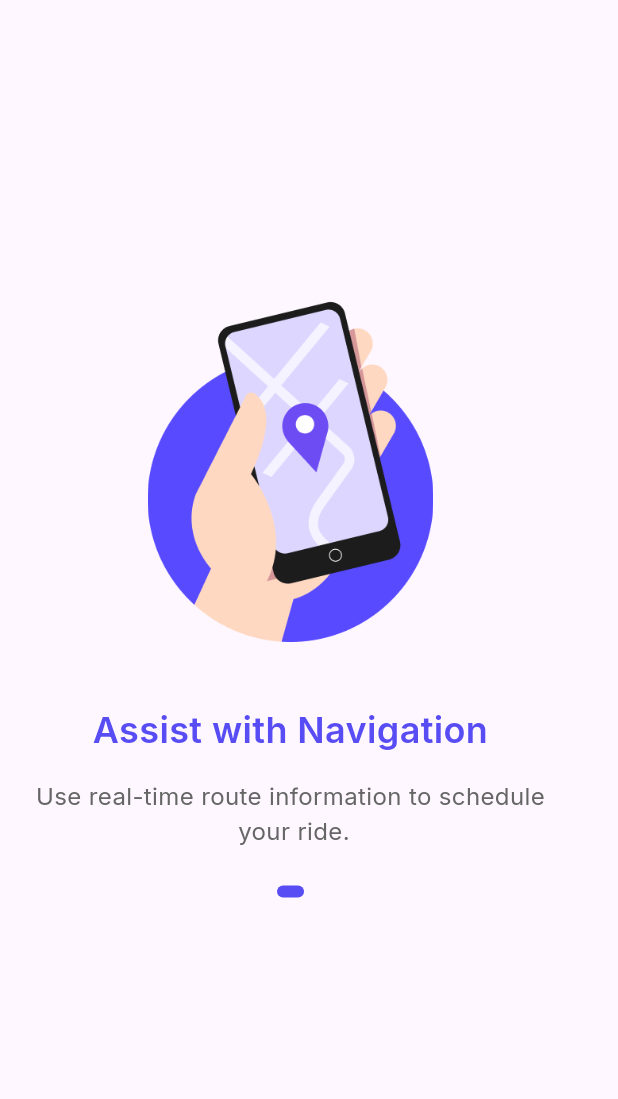
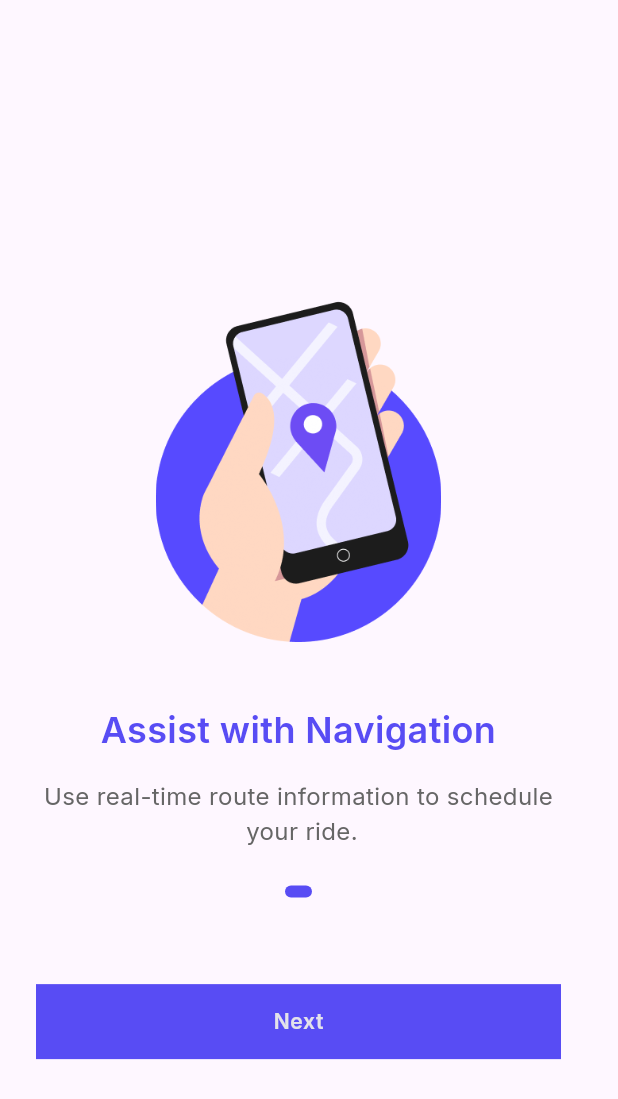
Before and after one commit to sam-in07/bike_ride_share_app, a Flutter app: the screen it shows after launch, on a phone screen of 412 x 824 dp. Shown: the top 1099 px of the screen. Run offline on Flutter 3.47's test engine with Material 3 defaults, Android fonts, the phone set to English and light mode, and no system bars; our stand-ins replace google_fonts.

Commit message:
"nevigator responsive &login "

```diff
--- /dev/null
+++ b/lib/Screen/Login.dart
@@ -0,0 +1,16 @@
+
+import 'package:flutter/material.dart';
+
+class login extends StatefulWidget {
+  const login({super.key});
+
+  @override
+  State<login> createState() => _loginState();
+}
+
+class _loginState extends State<login> {
+  @override
+  Widget build(BuildContext context) {
+    return const Placeholder();
+  }
+}
--- a/lib/Screen/navigator_screen.dart
+++ b/lib/Screen/navigator_screen.dart
@@ -2,7 +2,7 @@
 import 'package:flutter/material.dart';
 import 'package:ride_share_app/data/app_text.dart';
 import 'package:ride_share_app/data/app_text_style.dart';
-
+import 'package:ride_share_app/widgets/primary_button.dart';
 import 'package:flutter/material.dart';
 
 class NaviScreen extends StatelessWidget {
@@ -64,7 +64,26 @@ class NaviScreen extends StatelessWidget {
                         ),
                       ),
                     ) ,
+                    SizedBox(height: size.height * 0.07),
+                    PrimaryButton(
+                      title: "Next",
+                      height: 50,
+                      width: 350,
+                      radius: 0,
+                      color: Color(0xFF584CF4),
 
+                      textStyle: TextStyle(
+                        color: Color(0xFFE4E2EA),
+                        fontSize: 14,
+                        fontFamily: 'Inter',
+                        fontWeight: FontWeight.w600,
+                        height: 1.43,
+                        letterSpacing: 0.47,
+                      ),
+                      onTap:  (){
+
+                      },
+                    ),
                   ],
                 ),
               ),
--- a/lib/data/app_text.dart
+++ b/lib/data/app_text.dart
@@ -3,6 +3,10 @@ class AppText {
   static const String tcnt = "T-CONNECT" ;
   static const String assist = "Assist with Navigation" ;
   static const String para = "Use real-time route information to schedule\n your ride." ;
+  static const String phone = "Enter your phone number" ;
+  static const String country = "Please confirm your country code and enter your phone number." ;
+
+
 
 
 
--- /dev/null
+++ b/lib/widgets/primary_button.dart
@@ -0,0 +1,53 @@
+import 'package:flutter/material.dart';
+
+import '../data/app_text_style.dart';
+import '../data/colors.dart';
+
+class PrimaryButton extends StatelessWidget {
+  final double height;
+  final double width;
+  final double radius;
+  final Color color;
+  final Color? borderColor;
+  final String title;
+  final TextStyle? textStyle;
+  final Function()? onTap;
+
+  const PrimaryButton({
+    super.key,
+    required this.height,
+    required this.width,
+    required this.radius,
+    required this.color,
+    required this.title,
+    this.borderColor,
+    this.textStyle,
+    required this.onTap,
+  });
+  // Note: No body {} here
+
+  @override
+  Widget build(BuildContext context) {
+    // TODO: implement build
+    return InkWell(
+      onTap: onTap,
+      child: Container(
+        height: height,
+        width: width,
+        decoration: BoxDecoration(
+          borderRadius: BorderRadius.circular(radius),
+          color: color ?? AppColors.appButtonColor, // Assuming AppColors is defined elsewhere
+          border : Border.all(
+            color: borderColor ?? Colors.transparent,
+          ),
+        ),
+        child: Center(
+          child: Text(
+            title, // Removed the null check here as title is required
+            style: textStyle ?? AppTextstyle.textStyle22WideW300,
+          ),
+        ),
+      ),
+    );
+  }
+}
```
Also changed, not shown: lib/style/Button.dart (deleted), 1 other file.
